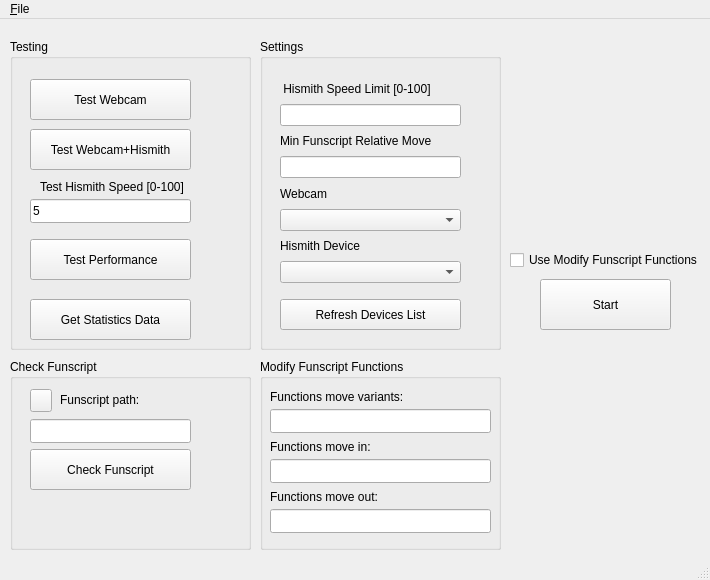
The window that mainwindow.ui (samsmit362/HismithControl) describes before a commit, drawn with Qt 5.
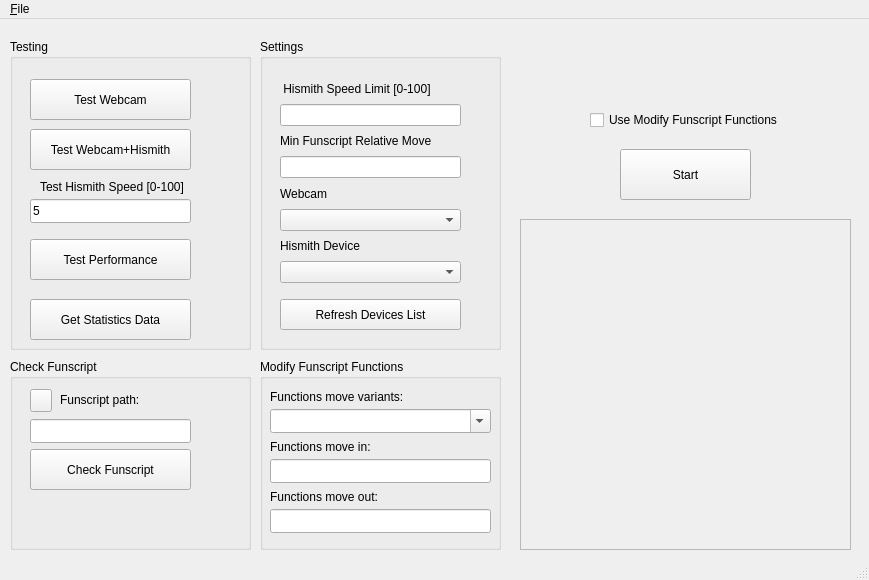
The same window after the commit.

Commit message: Add visualization for Modify Funscript Functions

Patch:
```diff
--- a/mainwindow.ui
+++ b/mainwindow.ui
@@ -6,7 +6,7 @@
    <rect>
     <x>0</x>
     <y>0</y>
-    <width>710</width>
+    <width>869</width>
     <height>580</height>
    </rect>
   </property>
@@ -17,8 +17,8 @@
    <widget class="QPushButton" name="startButton">
     <property name="geometry">
      <rect>
-      <x>540</x>
-      <y>260</y>
+      <x>620</x>
+      <y>130</y>
       <width>131</width>
       <height>51</height>
      </rect>
@@ -278,19 +278,6 @@
     <property name="title">
      <string>Modify Funscript Functions</string>
     </property>
-    <widget class="QLineEdit" name="functionsMoveVariants">
-     <property name="geometry">
-      <rect>
-       <x>10</x>
-       <y>50</y>
-       <width>221</width>
-       <height>24</height>
-      </rect>
-     </property>
-     <property name="text">
-      <string/>
-     </property>
-    </widget>
     <widget class="QLineEdit" name="functionsMoveIn">
      <property name="geometry">
       <rect>
@@ -350,12 +337,28 @@
       <string>Functions move out:</string>
      </property>
     </widget>
+    <widget class="QComboBox" name="functionsMoveVariants">
+     <property name="geometry">
+      <rect>
+       <x>10</x>
+       <y>50</y>
+       <width>221</width>
+       <height>24</height>
+      </rect>
+     </property>
+     <property name="contextMenuPolicy">
+      <enum>Qt::CustomContextMenu</enum>
+     </property>
+     <property name="editable">
+      <bool>true</bool>
+     </property>
+    </widget>
    </widget>
    <widget class="QCheckBox" name="modifyFunscript">
     <property name="geometry">
      <rect>
-      <x>510</x>
-      <y>230</y>
+      <x>590</x>
+      <y>90</y>
       <width>191</width>
       <height>22</height>
      </rect>
@@ -364,13 +367,29 @@
      <string>Use Modify Funscript Functions</string>
     </property>
    </widget>
+   <widget class="QFrame" name="chartFrame">
+    <property name="geometry">
+     <rect>
+      <x>520</x>
+      <y>200</y>
+      <width>331</width>
+      <height>331</height>
+     </rect>
+    </property>
+    <property name="frameShape">
+     <enum>QFrame::StyledPanel</enum>
+    </property>
+    <property name="frameShadow">
+     <enum>QFrame::Raised</enum>
+    </property>
+   </widget>
   </widget>
   <widget class="QMenuBar" name="menubar">
    <property name="geometry">
     <rect>
      <x>0</x>
      <y>0</y>
-     <width>710</width>
+     <width>869</width>
      <height>21</height>
     </rect>
    </property>
```
The commit also changes 4 other files.
